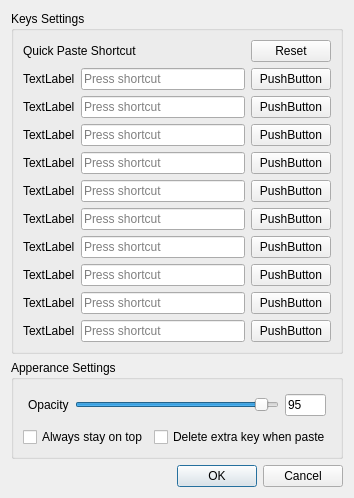
Before: the Qt Designer form user_interface/design/settings.ui in Ivan-812/Better-clipboard, drawn with Qt 5.
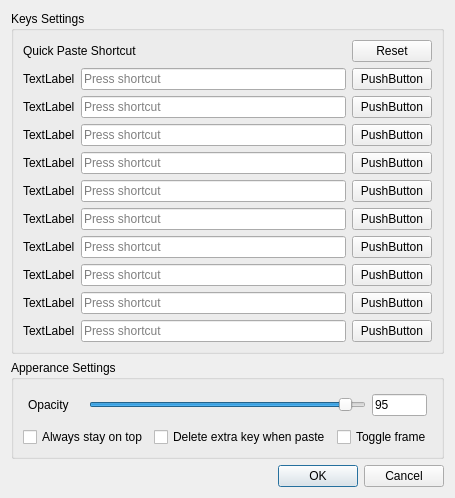
After: the same form once the commit is applied.

What changed in the file:
```diff
--- a/user_interface/design/settings.ui
+++ b/user_interface/design/settings.ui
@@ -7,7 +7,7 @@
     <x>0</x>
     <y>0</y>
     <width>310</width>
-    <height>399</height>
+    <height>405</height>
    </rect>
   </property>
   <property name="windowTitle">
@@ -308,7 +308,7 @@
        </layout>
       </item>
       <item>
-       <layout class="QHBoxLayout" name="switch_container">
+       <layout class="QHBoxLayout" name="switch_container" stretch="0,0,0">
         <item>
          <widget class="QCheckBox" name="stay_on_top">
           <property name="text">
@@ -323,6 +323,13 @@
           </property>
          </widget>
         </item>
+        <item>
+         <widget class="QCheckBox" name="toggle_frame">
+          <property name="text">
+           <string>Toggle frame</string>
+          </property>
+         </widget>
+        </item>
        </layout>
       </item>
      </layout>
```
